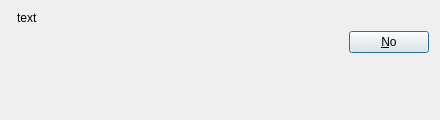
Before: the Qt Designer form ui/aboutdialog.ui in strfox/SuperAutoClicker, drawn with Qt 5.
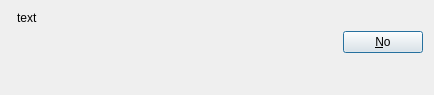
After: the same form once the commit is applied. Icons and pictures are not drawn.

Patch:
```diff
--- a/ui/aboutdialog.ui
+++ b/ui/aboutdialog.ui
@@ -6,12 +6,12 @@
    <rect>
     <x>0</x>
     <y>0</y>
-    <width>440</width>
-    <height>120</height>
+    <width>434</width>
+    <height>95</height>
    </rect>
   </property>
   <property name="sizePolicy">
-   <sizepolicy hsizetype="Expanding" vsizetype="Expanding">
+   <sizepolicy hsizetype="MinimumExpanding" vsizetype="MinimumExpanding">
     <horstretch>0</horstretch>
     <verstretch>0</verstretch>
    </sizepolicy>
@@ -23,16 +23,6 @@
    <bool>true</bool>
   </property>
   <layout class="QFormLayout" name="formLayout">
-   <item row="3" column="1">
-    <widget class="QDialogButtonBox" name="buttonBox">
-     <property name="orientation">
-      <enum>Qt::Horizontal</enum>
-     </property>
-     <property name="standardButtons">
-      <set>QDialogButtonBox::No</set>
-     </property>
-    </widget>
-   </item>
    <item row="0" column="0">
     <widget class="QLabel" name="label">
      <property name="text">
@@ -53,6 +43,16 @@
      </property>
     </widget>
    </item>
+   <item row="1" column="1">
+    <widget class="QDialogButtonBox" name="buttonBox">
+     <property name="orientation">
+      <enum>Qt::Horizontal</enum>
+     </property>
+     <property name="standardButtons">
+      <set>QDialogButtonBox::No</set>
+     </property>
+    </widget>
+   </item>
   </layout>
  </widget>
  <resources/>
```
